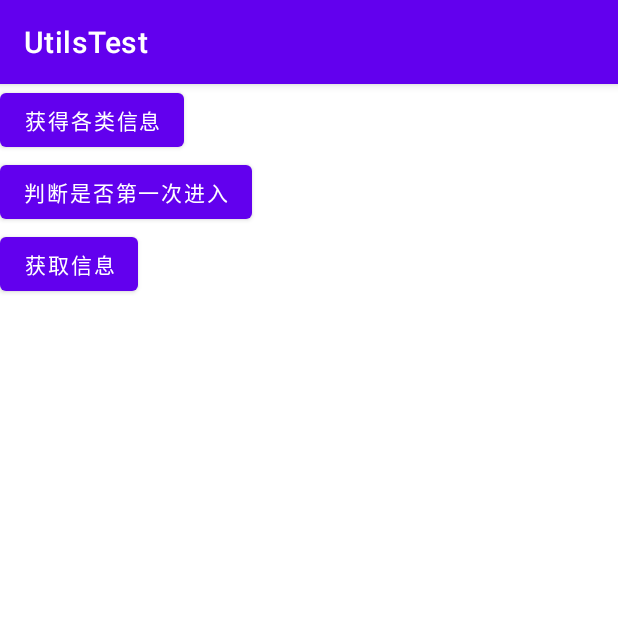
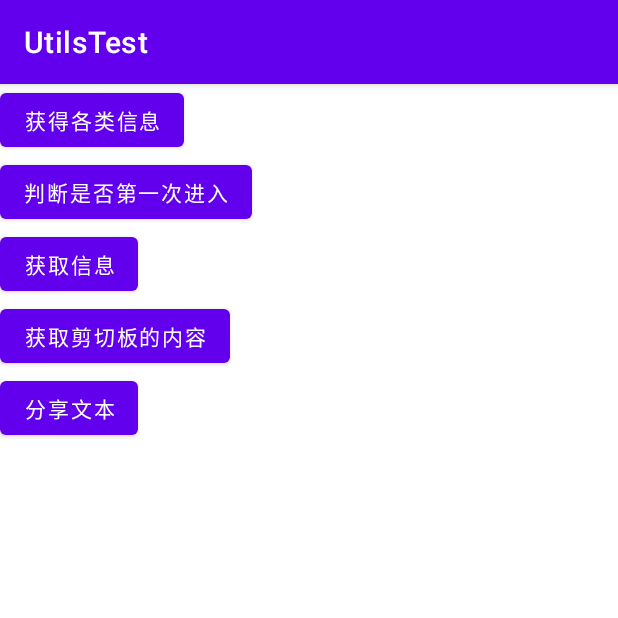
Before and after one commit to 18319557579/UtilsTest, an Android app: the screen it shows after launch (MainActivity), on a phone screen of 412 x 824 dp, the top half of it. Run offline under Robolectric (Android 15) with nearby library versions, the phone set to English and light mode, and no system bars.

Commit message:
增加分享和获取剪切板功能

```diff
--- a/app/src/main/java/com/hsf/utilstest/MainActivity.java
+++ b/app/src/main/java/com/hsf/utilstest/MainActivity.java
@@ -10,11 +10,13 @@ import android.text.TextUtils;
 import android.util.Log;
 import android.view.View;
 
+import com.hsf.utilstest.clipboard.ClipboardUtil;
 import com.hsf.utilstest.databinding.ActivityMainBinding;
 import com.hsf.utilstest.first_enter.FirstEnterUtil;
 import com.hsf.utilstest.huangming.DeviceInfoUtils;
 import com.hsf.utilstest.huangming.GetPhoneInfo;
 import com.hsf.utilstest.print.PrintLog;
+import com.hsf.utilstest.share.ShareTest;
 
 import java.io.BufferedInputStream;
 import java.io.BufferedReader;
@@ -75,6 +77,21 @@ public class MainActivity extends AppCompatActivity {
                         .print();
 
 
+            }
+        });
+
+        binding.btnClip.setOnClickListener(new View.OnClickListener() {
+            @Override
+            public void onClick(View view) {
+                String clipContent = ClipboardUtil.getClipboardContent(MainActivity.this);
+                Log.d("Daisy", "剪切板的内容：" + clipContent);
+            }
+        });
+
+        binding.btnShareText.setOnClickListener(new View.OnClickListener() {
+            @Override
+            public void onClick(View view) {
+                ShareTest.shareText(MainActivity.this, "我是黄绍飞Daisy");
             }
         });
     }
--- a/app/src/main/res/layout/activity_main.xml
+++ b/app/src/main/res/layout/activity_main.xml
@@ -25,5 +25,17 @@
         android:layout_height="wrap_content"
         android:text="获取信息"/>
 
+    <Button
+        android:id="@+id/btn_clip"
+        android:layout_width="wrap_content"
+        android:layout_height="wrap_content"
+        android:text="获取剪切板的内容"/>
+
+    <Button
+        android:id="@+id/btn_share_text"
+        android:layout_width="wrap_content"
+        android:layout_height="wrap_content"
+        android:text="分享文本"/>
+
 
 </LinearLayout>
```
Also changed, not shown: app/src/main/java/com/hsf/utilstest/clipboard/ClipboardUtil.java (added, +27 -0 lines), app/src/main/java/com/hsf/utilstest/share/ShareTest.java (added, +14 -0 lines).
